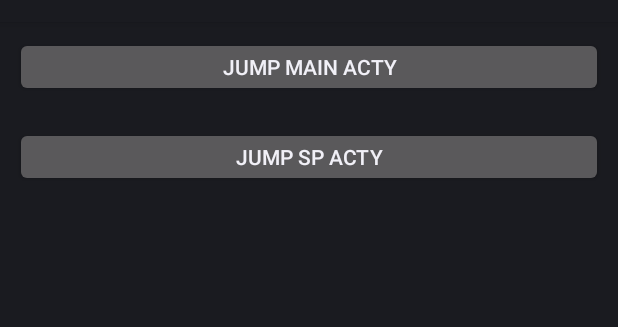
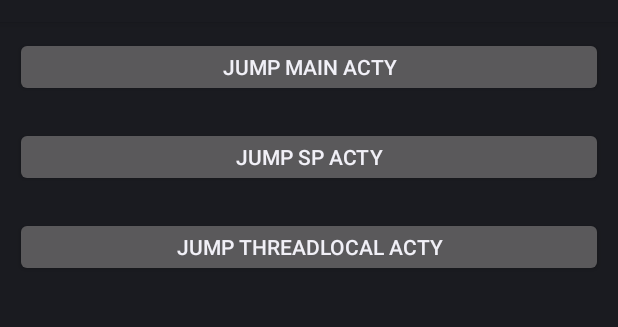
Before and after one commit to yaowen369/YwTestDemo, an Android app: the screen it shows after launch (SplashActivity), on a phone screen of 412 x 824 dp, the part 62-389 px from its top. Run offline under Robolectric (Android 15) with nearby library versions, the phone set to English and light mode, and no system bars; 2 statements that could not run were skipped.

Commit message:
添加两个线程互锁的demo

```diff
--- a/app/src/main/java/ywdemo/example/yaoxiaowen/SplashActivity.kt
+++ b/app/src/main/java/ywdemo/example/yaoxiaowen/SplashActivity.kt
@@ -22,6 +22,7 @@ class SplashActivity : Activity(), View.OnClickListener {
         setContentView(R.layout.activity_splash)
         jumpMainBtn.setOnClickListener(this)
         jumpSpBtn.setOnClickListener(this)
+        findViewById<Button>(R.id.jumpThreadLocalActy).setOnClickListener(this)
     }
 
     override fun onClick(v: View) {
@@ -35,6 +36,10 @@ class SplashActivity : Activity(), View.OnClickListener {
                 val intent2 = Intent(this, SpDataStoreTestActivity::class.java)
                 startActivity(intent2)
             }
+            R.id.jumpThreadLocalActy -> {
+                val intent2 = Intent(this, ThreadLockActivity::class.java)
+                startActivity(intent2)
+            }
         }
     }
 }
--- a/app/src/main/res/layout/activity_splash.xml
+++ b/app/src/main/res/layout/activity_splash.xml
@@ -23,4 +23,12 @@
         android:text="jump Sp Acty"
         />
 
+    <Button
+        android:id="@+id/jumpThreadLocalActy"
+        android:layout_width="match_parent"
+        android:layout_height="40dp"
+        android:layout_margin="10dp"
+        android:text="jump ThreadLocal Acty"
+        />
+
 </LinearLayout>
```
Also changed, not shown: app/src/main/AndroidManifest.xml (+7 -5 lines), app/src/main/java/ywdemo/example/yaoxiaowen/ThreadLockActivity.kt (added, +50 -0 lines), app/src/main/res/layout/activity_thread_lock.xml (added, +20 -0 lines).
